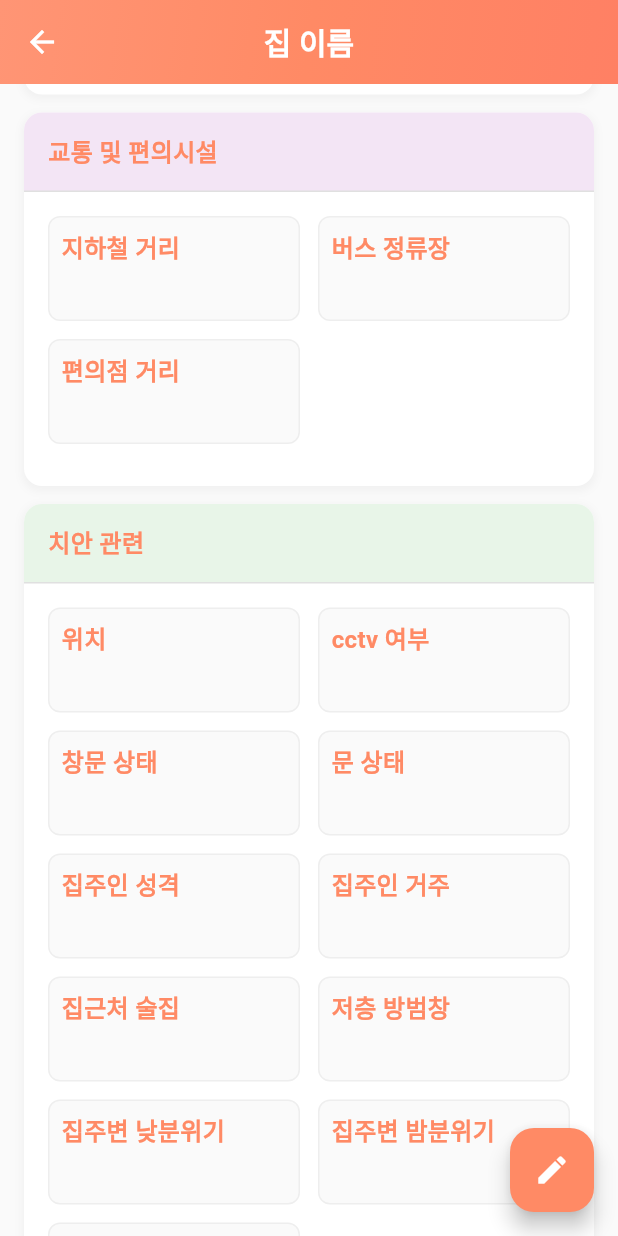
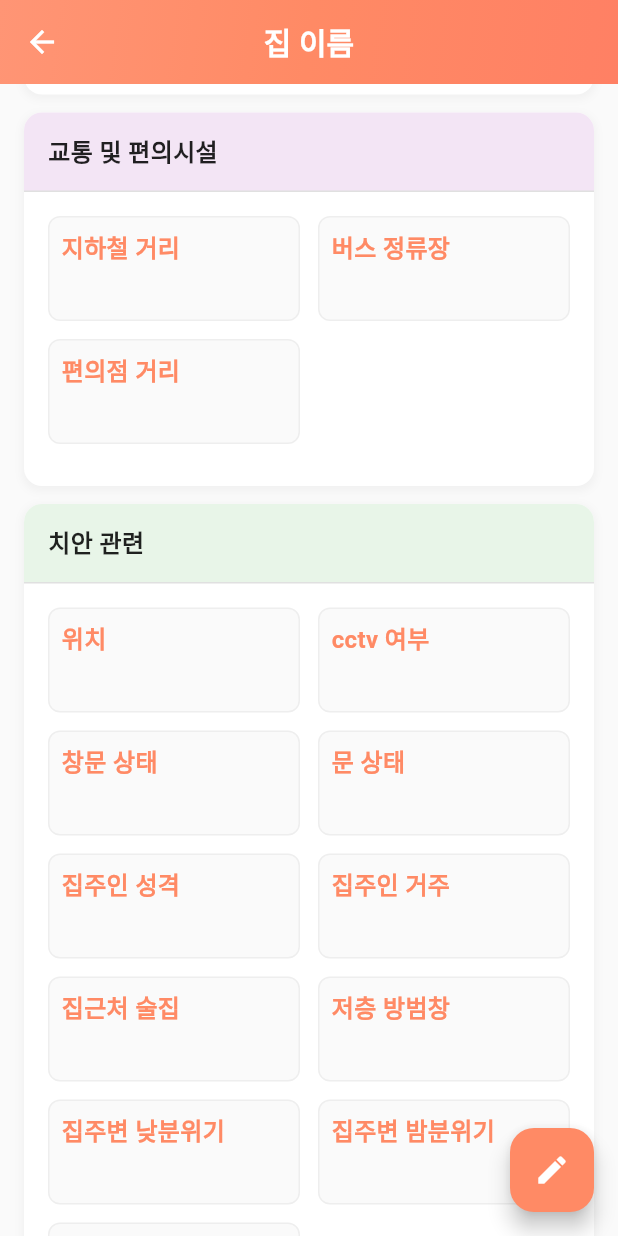
Before and after one commit to ruby400/house_note, a Flutter app: the CardDetailScreen screen opened directly with empty values, scrolled down 1728 dp, on a phone screen of 412 x 824 dp. Run offline on Flutter 3.47's test engine with Material 3 defaults, Android fonts, the phone set to English and light mode, and no system bars; our stand-ins replace cloud_firestore, firebase_auth, firebase_core, flutter_riverpod, go_router, google_sign_in and 6 more; missing offline and left inert: gal; accounts and stored records are empty.

Commit message:
카테고리 제목(섹션 헤더) 색상을 원래대로 복구
- 섹션 헤더("필수 정보", "부동산 상세 정보" 등)를 검은색으로 되돌림
- 개별 필드 레이블은 주황색 유지
- 더 자연스러운 계층 구조 제공

🤖 Generated with [Claude Code](https://claude.ai/code)

Co-Authored-By: Claude <noreply@anthropic.com>

```diff
--- a/lib/features/card_list/views/card_detail_screen.dart
+++ b/lib/features/card_list/views/card_detail_screen.dart
@@ -1114,7 +1114,7 @@ class _CardDetailScreenState extends ConsumerState<CardDetailScreen> {
               style: const TextStyle(
                 fontSize: 16,
                 fontWeight: FontWeight.bold,
-                color: Color(0xFFFF8A65),
+                color: Colors.black87,
               ),
             ),
           ),
```
